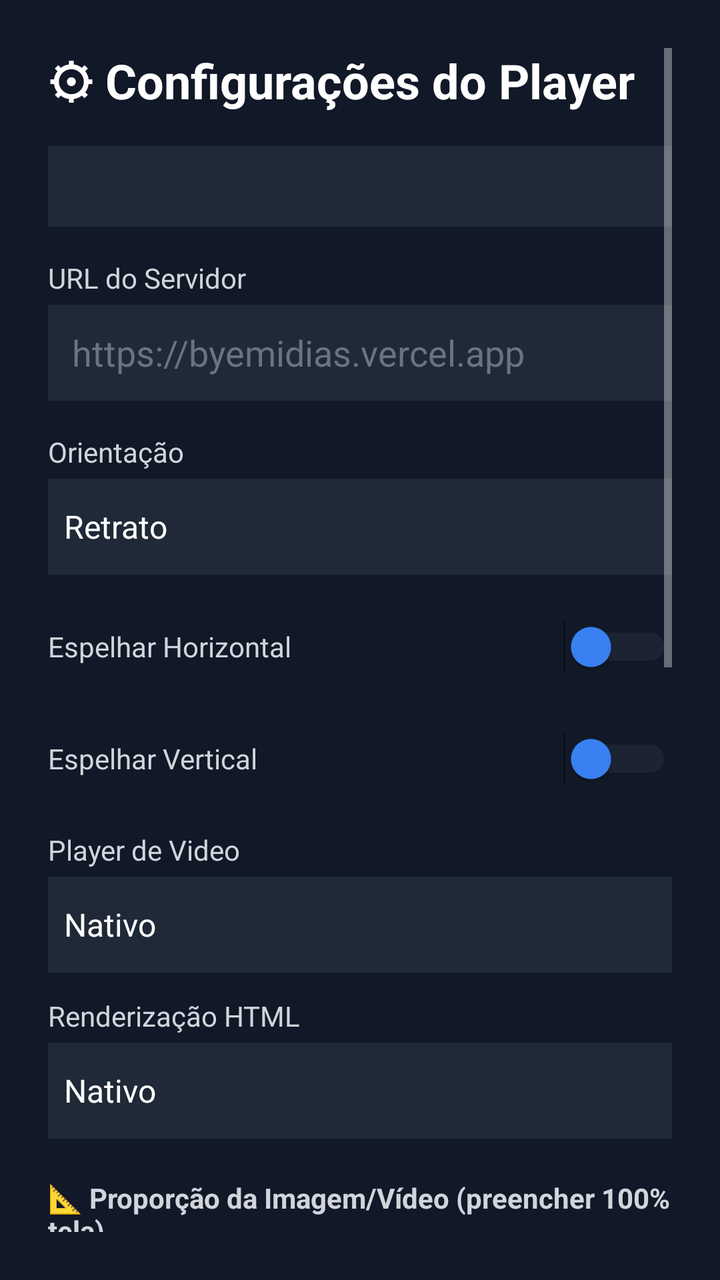
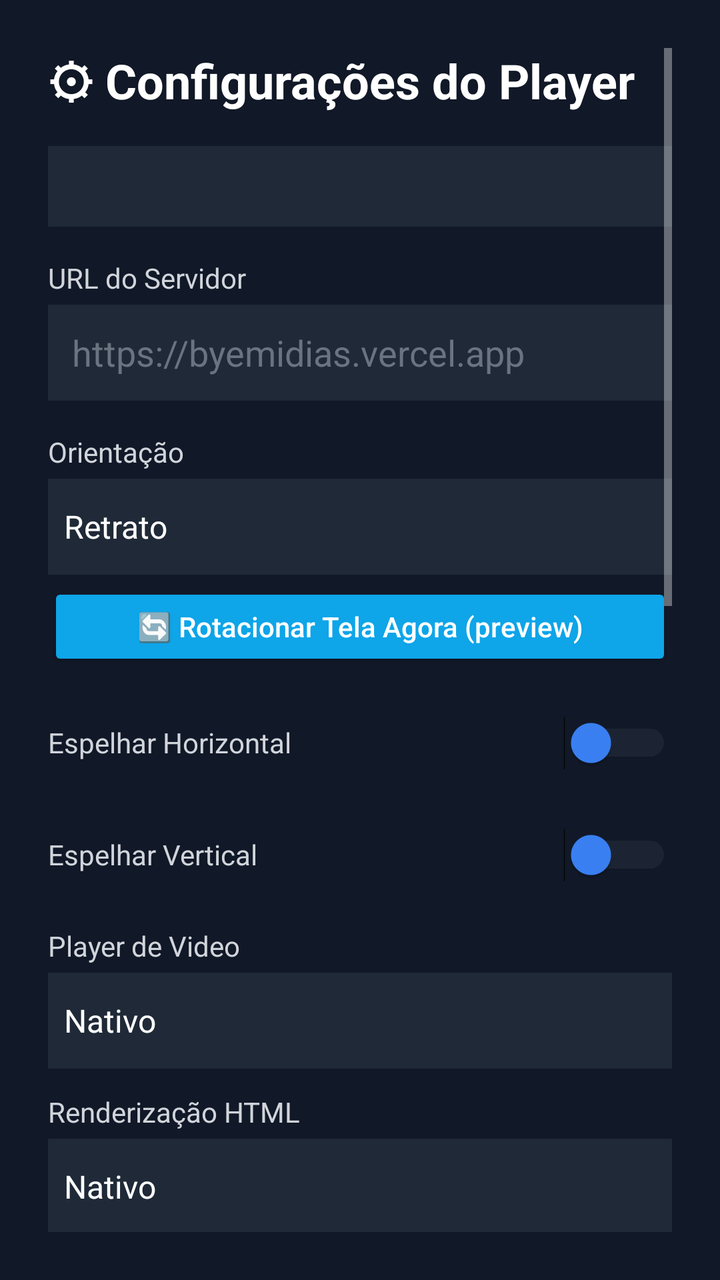

Before-and-after screenshots of an Android layout around one commit, followed by the original layout XML and the change that was made.
<!-- AndroidManifest.xml: activity theme Theme.ByeMidias -->
<!-- res/layout/activity_config.xml -->
<?xml version="1.0" encoding="utf-8"?>
<ScrollView xmlns:android="http://schemas.android.com/apk/res/android"
    android:layout_width="match_parent"
    android:layout_height="match_parent"
    android:background="#111827"
    android:padding="24dp">

    <LinearLayout
        android:layout_width="match_parent"
        android:layout_height="wrap_content"
        android:orientation="vertical">

        <TextView
            android:layout_width="wrap_content"
            android:layout_height="wrap_content"
            android:text="⚙ Configurações do Player"
            android:textColor="#FFFFFF"
            android:textSize="24sp"
            android:textStyle="bold"
            android:layout_marginBottom="16dp" />

        <TextView
            android:id="@+id/deviceInfoText"
            android:layout_width="match_parent"
            android:layout_height="wrap_content"
            android:textColor="#9CA3AF"
            android:textSize="12sp"
            android:fontFamily="monospace"
            android:background="#1F2937"
            android:padding="12dp"
            android:layout_marginBottom="16dp" />

        
        <TextView
            android:layout_width="wrap_content"
            android:layout_height="wrap_content"
            android:text="URL do Servidor"
            android:textColor="#D1D5DB"
            android:textSize="14sp"
            android:layout_marginBottom="4dp" />

        <EditText
            android:id="@+id/urlInput"
            android:layout_width="match_parent"
            android:layout_height="48dp"
            android:background="#1F2937"
            android:textColor="#FFFFFF"
            android:hint="https://byemidias.vercel.app"
            android:textColorHint="#6B7280"
            android:padding="12dp"
            android:inputType="textUri"
            android:singleLine="true"
            android:layout_marginBottom="16dp" />

        
        <TextView
            android:layout_width="wrap_content"
            android:layout_height="wrap_content"
            android:text="Orientação"
            android:textColor="#D1D5DB"
            android:textSize="14sp"
            android:layout_marginBottom="4dp" />

        <Spinner
            android:id="@+id/orientationSpinner"
            android:layout_width="match_parent"
            android:layout_height="48dp"
            android:background="#1F2937"
            android:entries="@array/orientations"
            android:layout_marginBottom="12dp" />

        
        <Switch
            android:id="@+id/mirrorHSwitch"
            android:layout_width="match_parent"
            android:layout_height="48dp"
            android:text="Espelhar Horizontal"
            android:textColor="#D1D5DB"
            android:thumbTint="#3B82F6"
            android:trackTint="#374151"
            android:layout_marginBottom="8dp" />

        
        <Switch
            android:id="@+id/mirrorVSwitch"
            android:layout_width="match_parent"
            android:layout_height="48dp"
            android:text="Espelhar Vertical"
            android:textColor="#D1D5DB"
            android:thumbTint="#3B82F6"
            android:trackTint="#374151"
            android:layout_marginBottom="12dp" />

        
        <TextView
            android:layout_width="wrap_content"
            android:layout_height="wrap_content"
            android:text="Player de Video"
            android:textColor="#D1D5DB"
            android:textSize="14sp"
            android:layout_marginBottom="4dp" />

        <Spinner
            android:id="@+id/videoPlayerSpinner"
            android:layout_width="match_parent"
            android:layout_height="48dp"
            android:background="#1F2937"
            android:entries="@array/video_players"
            android:layout_marginBottom="12dp" />

        
        <TextView
            android:layout_width="wrap_content"
            android:layout_height="wrap_content"
            android:text="Renderização HTML"
            android:textColor="#D1D5DB"
            android:textSize="14sp"
            android:layout_marginBottom="4dp" />

        <Spinner
            android:id="@+id/htmlRenderSpinner"
            android:layout_width="match_parent"
            android:layout_height="48dp"
            android:background="#1F2937"
            android:entries="@array/html_renders"
            android:layout_marginBottom="12dp" />

        
        <TextView
            android:layout_width="wrap_content"
            android:layout_height="wrap_content"
            android:text="📐 Proporção da Imagem/Vídeo (preencher 100% tela)"
            android:textColor="#D1D5DB"
            android:textSize="14sp"
            android:textStyle="bold"
            android:layout_marginTop="8dp"
            android:layout_marginBottom="4dp" />

        <Spinner
            android:id="@+id/imageFitSpinner"
            android:layout_width="match_parent"
            android:layout_height="48dp"
            android:background="#1F2937"
            android:entries="@array/image_fit_modes"
            android:layout_marginBottom="8dp" />

        <TextView
            android:layout_width="wrap_content"
            android:layout_height="wrap_content"
            android:text="🔄 Rotação fixa da imagem (forçar sentido)"
            android:textColor="#D1D5DB"
            android:textSize="14sp"
            android:layout_marginBottom="4dp" />

        <Spinner
            android:id="@+id/imageRotationSpinner"
            android:layout_width="match_parent"
            android:layout_height="48dp"
            android:background="#1F2937"
            android:entries="@array/image_rotations"
            android:layout_marginBottom="12dp" />

        
        <TextView
            android:layout_width="wrap_content"
            android:layout_height="wrap_content"
            android:text="🔊 Volume do Vídeo (0-100%)"
            android:textColor="#D1D5DB"
            android:textSize="14sp"
            android:layout_marginBottom="4dp" />

        <SeekBar
            android:id="@+id/videoVolumeSeek"
            android:layout_width="match_parent"
            android:layout_height="48dp"
            android:max="100"
            android:progress="100"
            android:progressTint="#3B82F6"
            android:thumbTint="#3B82F6"
            android:layout_marginBottom="4dp" />

        <TextView
            android:id="@+id/videoVolumeLabel"
            android:layout_width="wrap_content"
            android:layout_height="wrap_content"
            android:textColor="#9CA3AF"
            android:textSize="12sp"
            android:layout_marginBottom="12dp" />

        
        <Switch
            android:id="@+id/autoUpdateSwitch"
            android:layout_width="match_parent"
            android:layout_height="48dp"
            android:text="Atualizar Automaticamente"
            android:textColor="#D1D5DB"
            android:thumbTint="#3B82F6"
            android:trackTint="#374151"
            android:layout_marginBottom="8dp" />

        
        <Switch
            android:id="@+id/lowMemRestartSwitch"
            android:layout_width="match_parent"
            android:layout_height="48dp"
            android:text="Reiniciar ao Detectar Memória Baixa"
            android:textColor="#D1D5DB"
            android:thumbTint="#3B82F6"
            android:trackTint="#374151"
            android:layout_marginBottom="24dp" />

        
        <LinearLayout
            android:layout_width="match_parent"
            android:layout_height="wrap_content"
            android:orientation="horizontal"
            android:layout_marginBottom="8dp">

            <Button
                android:id="@+id/syncBtn"
                android:layout_width="0dp"
                android:layout_height="48dp"
                android:layout_weight="1"
                android:text="Sincronizar"
                android:textColor="#FFFFFF"
                android:backgroundTint="#2563EB"
                android:layout_marginEnd="4dp" />

            <Button
                android:id="@+id/forceSyncBtn"
                android:layout_width="0dp"
                android:layout_height="48dp"
                android:layout_weight="1"
                android:text="Forçar Sync"
                android:textColor="#FFFFFF"
                android:backgroundTint="#D97706"
                android:layout_marginStart="4dp" />
        </LinearLayout>

        <TextView
            android:id="@+id/configStatusText"
            android:layout_width="match_parent"
            android:layout_height="wrap_content"
            android:textColor="#34D399"
            android:textSize="14sp"
            android:gravity="center"
            android:visibility="gone"
            android:layout_marginBottom="8dp" />

        <Button
            android:id="@+id/viewLogsBtn"
            android:layout_width="match_parent"
            android:layout_height="48dp"
            android:text="📋 Ver Logs do Dispositivo"
            android:textColor="#FFFFFF"
            android:backgroundTint="#7C3AED"
            android:textAllCaps="false"
            android:textSize="15sp"
            android:layout_marginBottom="8dp" />

        <Button
            android:id="@+id/showQrBtn"
            android:layout_width="match_parent"
            android:layout_height="48dp"
            android:text="📱 Mostrar QR Code do Dispositivo"
            android:textColor="#FFFFFF"
            android:backgroundTint="#0891B2"
            android:textAllCaps="false"
            android:textSize="15sp"
            android:layout_marginBottom="16dp" />

        <LinearLayout
            android:layout_width="match_parent"
            android:layout_height="wrap_content"
            android:orientation="horizontal">

            <Button
                android:id="@+id/saveBtn"
                android:layout_width="0dp"
                android:layout_height="48dp"
                android:layout_weight="1"
                android:text="SALVAR"
                android:textColor="#FFFFFF"
                android:backgroundTint="#16A34A"
                android:layout_marginEnd="4dp" />

            <Button
                android:id="@+id/rebootBtn"
                android:layout_width="0dp"
                android:layout_height="48dp"
                android:layout_weight="1"
                android:text="Reiniciar"
                android:textColor="#FFFFFF"
                android:backgroundTint="#7C3AED"
                android:layout_marginStart="4dp"
                android:layout_marginEnd="4dp" />

            <Button
                android:id="@+id/exitBtn"
                android:layout_width="0dp"
                android:layout_height="48dp"
                android:layout_weight="1"
                android:text="SAIR"
                android:textColor="#FFFFFF"
                android:backgroundTint="#DC2626"
                android:layout_marginStart="4dp" />
        </LinearLayout>

    </LinearLayout>
</ScrollView>
<!-- resources referenced by this layout -->
<resources>
  <string-array name="html_renders">
          <item>Nativo</item>
          <item>WebView</item>
      </string-array>
  <string-array name="image_fit_modes">
          <item>Fit (preencher com letterbox/pillarbox, sem distorcer)</item>
          <item>Fill (estica 100% da tela, pode distorcer)</item>
          <item>CenterCrop (corta para preencher 100%, sem distorcer)</item>
          <item>Center (centralizado sem cortar, com bandas)</item>
          <item>FitCenter (cabe todo, centralizado)</item>
          <item>FitXY (estica para preencher 100% X e Y)</item>
      </string-array>
  <string-array name="image_rotations">
          <item>0° (Normal)</item>
          <item>90° (Esquerda)</item>
          <item>180° (Invertido)</item>
          <item>270° (Direita)</item>
      </string-array>
  <string-array name="orientations">
          <item>Retrato</item>
          <item>Paisagem</item>
          <item>Paisagem Invertida</item>
          <item>Retrato Invertido</item>
          <item>Automático</item>
      </string-array>
  <string-array name="video_players">
          <item>Nativo</item>
          <item>VLC</item>
          <item>ExoPlayer</item>
      </string-array>
  <style name="Theme.ByeMidias" parent="android:Theme.Material.NoActionBar">
          <item name="android:colorPrimary">#3B82F6</item>
          <item name="android:colorPrimaryDark">#1E40AF</item>
          <item name="android:colorAccent">#60A5FA</item>
          <item name="android:windowBackground">#111827</item>
      </style>
</resources>

<!-- the commit's change to res/layout/activity_config.xml (unified diff, before → after) -->
@@ -67,6 +67,17 @@
             android:layout_height="48dp"
             android:background="#1F2937"
             android:entries="@array/orientations"
+            android:layout_marginBottom="4dp" />
+
+        <Button
+            android:id="@+id/rotateNowBtn"
+            android:layout_width="match_parent"
+            android:layout_height="44dp"
+            android:text="🔄 Rotacionar Tela Agora (preview)"
+            android:textColor="#FFFFFF"
+            android:backgroundTint="#0EA5E9"
+            android:textAllCaps="false"
+            android:textSize="14sp"
             android:layout_marginBottom="12dp" />
 
         
@@ -207,6 +218,29 @@
             android:textColor="#D1D5DB"
             android:thumbTint="#3B82F6"
             android:trackTint="#374151"
+            android:layout_marginBottom="16dp" />
+
+        
+        <TextView
+            android:layout_width="wrap_content"
+            android:layout_height="wrap_content"
+            android:text="PIN de Saída do Kiosk"
+            android:textColor="#D1D5DB"
+            android:textSize="14sp"
+            android:layout_marginBottom="4dp" />
+
+        <EditText
+            android:id="@+id/kioskPinInput"
+            android:layout_width="match_parent"
+            android:layout_height="48dp"
+            android:background="#1F2937"
+            android:textColor="#FFFFFF"
+            android:hint="4 dígitos (padrão: 1234)"
+            android:textColorHint="#6B7280"
+            android:padding="12dp"
+            android:inputType="numberPassword"
+            android:maxLength="4"
+            android:singleLine="true"
             android:layout_marginBottom="24dp" />
 
         
<!-- resource entries referenced after the edit -->
@@ -31,10 +31,11 @@
           <item>ExoPlayer</item>
       </string-array>
   <style name="Theme.ByeMidias" parent="android:Theme.Material.NoActionBar">
-          <item name="android:colorPrimary">#3B82F6</item>
-          <item name="android:colorPrimaryDark">#1E40AF</item>
-          <item name="android:colorAccent">#60A5FA</item>
-          <item name="android:windowBackground">#111827</item>
+          <item name="android:colorPrimary">#000000</item>
+          <item name="android:colorPrimaryDark">#000000</item>
+          <item name="android:colorAccent">#F77B1A</item>
+          <item name="android:windowBackground">#000000</item>
+          <item name="android:colorBackground">#000000</item>
       </style>
 </resources>
 
